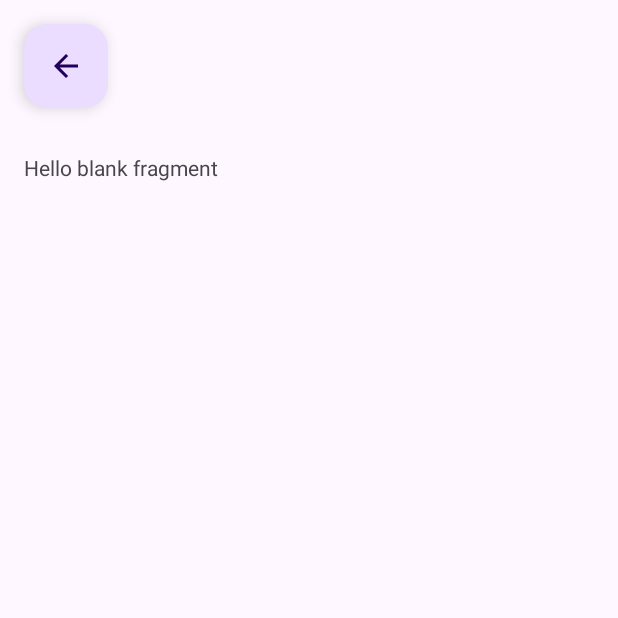
After one commit to chazpondre/SuperVineBros, an Android app: the fragment GameFragment placed in its activity, on a phone screen of 412 x 824 dp, the top half of it. The commit adds this screen. Run offline under Robolectric (Android 15) with nearby library versions, the phone set to English and light mode, and no system bars; 2 statements that could not run were skipped.

Commit message:
Levels now go to games fragment -> and back

```diff
--- /dev/null
+++ b/app/src/main/java/ca/thenightcrew/supervinebros/GameFragment.kt
@@ -0,0 +1,31 @@
+package ca.thenightcrew.supervinebros
+
+import android.os.Bundle
+import androidx.fragment.app.Fragment
+import android.view.LayoutInflater
+import android.view.View
+import android.view.ViewGroup
+import android.widget.TextView
+import androidx.navigation.findNavController
+import androidx.navigation.fragment.navArgs
+
+// K+
+class GameFragment : Fragment() {
+    private val args: GameFragmentArgs by navArgs()
+    private val gameText: TextView by lazy { requireView().findViewById(R.id.gameText) }
+    private val backButton: View by lazy { requireView().findViewById(R.id.game_back_button) }
+
+    override fun onCreateView(
+        inflater: LayoutInflater, container: ViewGroup?,
+        savedInstanceState: Bundle?
+    ): View? = inflater.inflate(R.layout.fragment_game, container, false)
+
+    override fun onViewCreated(view: View, savedInstanceState: Bundle?) {
+        super.onViewCreated(view, savedInstanceState)
+        gameText.text = "Hello ${args.level}"
+        backButton.setOnClickListener {
+            val destination = GameFragmentDirections.actionGameFragmentToMenuFragment()
+            view.findNavController().navigate(destination)
+        }
+    }
+}
--- a/app/src/main/java/ca/thenightcrew/supervinebros/fragments/LevelSelectorFragment.kt
+++ b/app/src/main/java/ca/thenightcrew/supervinebros/fragments/LevelSelectorFragment.kt
@@ -13,7 +13,7 @@ import androidx.recyclerview.widget.LinearLayoutManager
 import androidx.recyclerview.widget.PagerSnapHelper
 import androidx.recyclerview.widget.RecyclerView
 import ca.thenightcrew.supervinebros.R
-import ca.thenightcrew.supervinebros.levels.MenuAdapter
+import ca.thenightcrew.supervinebros.levels.recycler.MenuAdapter
 import ca.thenightcrew.supervinebros.levels.appLevels
 
 
--- a/app/src/main/java/ca/thenightcrew/supervinebros/levels/Level.kt
+++ b/app/src/main/java/ca/thenightcrew/supervinebros/levels/Level.kt
@@ -1,4 +1,4 @@
 package ca.thenightcrew.supervinebros.levels
 
 // Recycler View
-internal class Level(val title: String, val resourceId: Int)
+internal class Level(val levelIndex:Int, val title: String, val resourceId: Int)
--- a/app/src/main/java/ca/thenightcrew/supervinebros/levels/levels.kt
+++ b/app/src/main/java/ca/thenightcrew/supervinebros/levels/levels.kt
@@ -3,8 +3,8 @@ package ca.thenightcrew.supervinebros.levels
 import ca.thenightcrew.supervinebros.R
 
 internal val appLevels = mutableListOf(
-    Level("Level 1", R.drawable.menu_vine_bros),
-    Level("Level 2", R.drawable.menu_vine_bros),
-    Level("Level 3", R.drawable.menu_vine_bros),
-    Level("Level 4", R.drawable.menu_vine_bros)
+    Level(0,"Level 1", R.drawable.menu_vine_bros),
+    Level(1, "Level 2", R.drawable.menu_vine_bros),
+    Level(2,"Level 3", R.drawable.menu_vine_bros),
+    Level(3, "Level 4", R.drawable.menu_vine_bros)
 )
--- a/app/src/main/java/ca/thenightcrew/supervinebros/levels/MenuAdapter.kt
+++ b/app/src/main/java/ca/thenightcrew/supervinebros/levels/recycler/MenuAdapter.kt
@@ -1,9 +1,11 @@
-package ca.thenightcrew.supervinebros.levels
+package ca.thenightcrew.supervinebros.levels.recycler
 
 import android.view.LayoutInflater
 import android.view.ViewGroup
 import androidx.recyclerview.widget.ListAdapter
 import ca.thenightcrew.supervinebros.R
+import ca.thenightcrew.supervinebros.levels.Level
+import ca.thenightcrew.supervinebros.levels.NoDiffer
 
 internal class MenuAdapter : ListAdapter<Level, ViewBinder>(NoDiffer<Level>()) {
     override fun onCreateViewHolder(parent: ViewGroup, viewType: Int): ViewBinder {
--- a/app/src/main/java/ca/thenightcrew/supervinebros/levels/ViewBinder.kt
+++ b/app/src/main/java/ca/thenightcrew/supervinebros/levels/recycler/ViewBinder.kt
@@ -1,11 +1,13 @@
-package ca.thenightcrew.supervinebros.levels
+package ca.thenightcrew.supervinebros.levels.recycler
 
 import android.view.View
 import android.widget.ImageView
 import android.widget.TextView
+import androidx.navigation.findNavController
 import androidx.recyclerview.widget.RecyclerView
 import ca.thenightcrew.supervinebros.R
-import com.google.android.material.snackbar.Snackbar
+import ca.thenightcrew.supervinebros.fragments.LevelSelectorFragmentDirections
+import ca.thenightcrew.supervinebros.levels.Level
 
 internal class ViewBinder(item: View) : RecyclerView.ViewHolder(item) {
     fun bind(level: Level) {
@@ -15,7 +17,8 @@ internal class ViewBinder(item: View) : RecyclerView.ViewHolder(item) {
         text.text = level.title
         image.setImageResource(level.resourceId)
         image.setOnClickListener {
-            Snackbar.make(itemView, "MenuItem", Snackbar.LENGTH_SHORT).show()
+            val transition = LevelSelectorFragmentDirections.actionMenuFragmentToGameFragment(level.levelIndex)
+            itemView.findNavController().navigate(transition)
         }
     }
 }
--- /dev/null
+++ b/app/src/main/res/layout/fragment_game.xml
@@ -0,0 +1,35 @@
+<?xml version="1.0" encoding="utf-8"?>
+<androidx.constraintlayout.widget.ConstraintLayout xmlns:android="http://schemas.android.com/apk/res/android"
+    xmlns:app="http://schemas.android.com/apk/res-auto"
+    xmlns:tools="http://schemas.android.com/tools"
+    android:layout_width="match_parent"
+    android:layout_height="match_parent"
+    tools:context=".GameFragment">
+
+    <!-- TODO: Update blank fragment layout -->
+
+    <TextView
+        android:id="@+id/gameText"
+        android:layout_width="wrap_content"
+        android:layout_height="wrap_content"
+        android:layout_marginStart="16dp"
+        android:layout_marginTop="30dp"
+        android:text="@string/hello_blank_fragment"
+        app:layout_constraintStart_toStartOf="parent"
+        app:layout_constraintTop_toBottomOf="@+id/game_back_button" />
+
+    <com.google.android.material.floatingactionbutton.FloatingActionButton
+        android:id="@+id/game_back_button"
+        android:layout_width="wrap_content"
+        android:layout_height="wrap_content"
+        android:layout_marginStart="16dp"
+        android:layout_marginTop="16dp"
+        android:contentDescription="@+string/Back"
+
+        app:fabSize="mini"
+        app:layout_constraintStart_toStartOf="parent"
+        app:layout_constraintTop_toTopOf="parent"
+        app:rippleColor="@color/grey"
+        app:srcCompat="@drawable/ic_arrow_back_black_24dp" />
+
+</androidx.constraintlayout.widget.ConstraintLayout>
--- a/app/src/main/res/navigation/nav_graph.xml
+++ b/app/src/main/res/navigation/nav_graph.xml
@@ -27,5 +27,21 @@
         android:id="@+id/menuFragment"
         android:name="ca.thenightcrew.supervinebros.fragments.LevelSelectorFragment"
         android:label="fragment_menu"
-        tools:layout="@layout/fragment_menu" />
+        tools:layout="@layout/fragment_menu" >
+        <action
+            android:id="@+id/action_menuFragment_to_gameFragment"
+            app:destination="@id/gameFragment" />
+    </fragment>
+    <fragment
+        android:id="@+id/gameFragment"
+        android:name="ca.thenightcrew.supervinebros.GameFragment"
+        android:label="fragment_game"
+        tools:layout="@layout/fragment_game" >
+        <argument
+            android:name="level"
+            app:argType="integer" />
+        <action
+            android:id="@+id/action_gameFragment_to_menuFragment"
+            app:destination="@id/menuFragment" />
+    </fragment>
 </navigation>
```
Also changed, not shown: app/src/main/res/layout/navigator.xml (+0 -15 lines), app/src/main/java/ca/thenightcrew/supervinebros/levels/recycler/NoDiffer.kt (renamed from app/src/main/java/ca/thenightcrew/supervinebros/levels/NoDiffer.kt).
